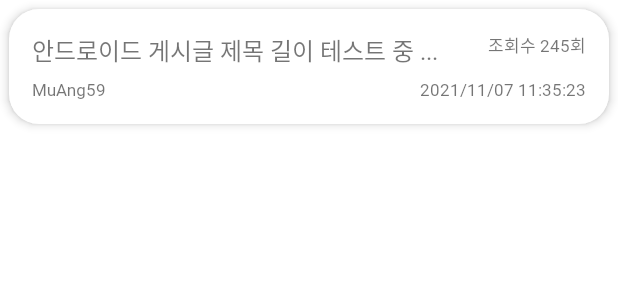
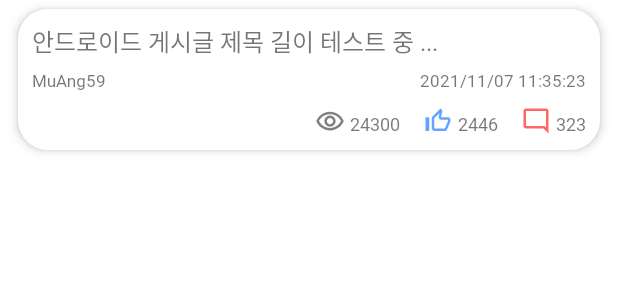
Before and after one commit to GuTaeHo/CovidSituation, an Android app: the layout item_board.xml on its own in the app's theme, with its tools: preview values and no code run, on a phone screen of 412 x 824 dp. Shown: the top 300 px of the screen. Run offline under Robolectric (Android 15) with nearby library versions, the phone set to English and light mode, and no system bars.

Commit message:
2021-11-11
게시판 조회수 표시 방식 변경

```diff
--- a/app/src/main/java/com/cosiguk/covidsituation/adapter/BoardListAdapter.java
+++ b/app/src/main/java/com/cosiguk/covidsituation/adapter/BoardListAdapter.java
@@ -40,7 +40,9 @@ public class BoardListAdapter extends BaseRecyclerViewAdapter<Board, BoardListAd
             holder.binding.tvTitle.setText(item.getTitle());
             holder.binding.tvDate.setText(item.getCreatedDate());
             holder.binding.tvNickname.setText(String.format("%s", item.getNickname()));
-            holder.binding.tvHit.setText(String.format("조회수 %s", item.getHit()));
+            holder.binding.tvHit.setText(String.format("%s", item.getHit()));
+            holder.binding.tvRecommendCount.setText(String.format("%s", item.getRecommend()));
+            holder.binding.tvCommentCount.setText(String.format("%s", item.getReviewCount()));
         }
     }
 
--- a/app/src/main/java/com/cosiguk/covidsituation/model/Board.java
+++ b/app/src/main/java/com/cosiguk/covidsituation/model/Board.java
@@ -23,6 +23,8 @@ public class Board {
     private int recommend;
     @SerializedName("deprecate")
     private int deprecate;
+    @SerializedName("review_count")
+    private int reviewCount;
 
     public String getTitle() {
         return title;
@@ -103,4 +105,12 @@ public class Board {
     public void setDeprecate(int deprecate) {
         this.deprecate = deprecate;
     }
+
+    public int getReviewCount() {
+        return reviewCount;
+    }
+
+    public void setReviewCount(int reviewCount) {
+        this.reviewCount = reviewCount;
+    }
 }
--- /dev/null
+++ b/app/src/main/res/drawable/ic_comment_24.xml
@@ -0,0 +1,5 @@
+<vector android:height="24dp" android:tint="@color/bad_strong"
+    android:viewportHeight="24" android:viewportWidth="24"
+    android:width="24dp" xmlns:android="http://schemas.android.com/apk/res/android">
+    <path android:fillColor="@android:color/white" android:pathData="M20,17.17L18.83,16H4V4h16v13.17zM20,2H4c-1.1,0 -2,0.9 -2,2v12c0,1.1 0.9,2 2,2h14l4,4V4c0,-1.1 -0.9,-2 -2,-2z"/>
+</vector>
--- /dev/null
+++ b/app/src/main/res/drawable/ic_eye_24.xml
@@ -0,0 +1,5 @@
+<vector android:height="24dp" android:tint="@color/black_light_50"
+    android:viewportHeight="24" android:viewportWidth="24"
+    android:width="24dp" xmlns:android="http://schemas.android.com/apk/res/android">
+    <path android:fillColor="@android:color/white" android:pathData="M12,6.5c3.79,0 7.17,2.13 8.82,5.5 -1.65,3.37 -5.02,5.5 -8.82,5.5S4.83,15.37 3.18,12C4.83,8.63 8.21,6.5 12,6.5m0,-2C7,4.5 2.73,7.61 1,12c1.73,4.39 6,7.5 11,7.5s9.27,-3.11 11,-7.5c-1.73,-4.39 -6,-7.5 -11,-7.5zM12,9.5c1.38,0 2.5,1.12 2.5,2.5s-1.12,2.5 -2.5,2.5 -2.5,-1.12 -2.5,-2.5 1.12,-2.5 2.5,-2.5m0,-2c-2.48,0 -4.5,2.02 -4.5,4.5s2.02,4.5 4.5,4.5 4.5,-2.02 4.5,-4.5 -2.02,-4.5 -4.5,-4.5z"/>
+</vector>
--- /dev/null
+++ b/app/src/main/res/drawable/ic_thumb_up_alt_24.xml
@@ -0,0 +1,5 @@
+<vector android:height="24dp" android:tint="@color/good_strong"
+    android:viewportHeight="24" android:viewportWidth="24"
+    android:width="24dp" xmlns:android="http://schemas.android.com/apk/res/android">
+    <path android:fillColor="@android:color/white" android:pathData="M13.11,5.72l-0.57,2.89c-0.12,0.59 0.04,1.2 0.42,1.66 0.38,0.46 0.94,0.73 1.54,0.73H20v1.08L17.43,18H9.34c-0.18,0 -0.34,-0.16 -0.34,-0.34V9.82l4.11,-4.1M14,2L7.59,8.41C7.21,8.79 7,9.3 7,9.83v7.83C7,18.95 8.05,20 9.34,20h8.1c0.71,0 1.36,-0.37 1.72,-0.97l2.67,-6.15c0.11,-0.25 0.17,-0.52 0.17,-0.8V11c0,-1.1 -0.9,-2 -2,-2h-5.5l0.92,-4.65c0.05,-0.22 0.02,-0.46 -0.08,-0.66 -0.23,-0.45 -0.52,-0.86 -0.88,-1.22L14,2zM4,9H2v11h2c0.55,0 1,-0.45 1,-1v-9c0,-0.55 -0.45,-1 -1,-1z"/>
+</vector>
--- a/app/src/main/res/layout/item_board.xml
+++ b/app/src/main/res/layout/item_board.xml
@@ -8,8 +8,11 @@
         android:layout_height="wrap_content"
         android:background="@drawable/view_round_table"
         android:elevation="4dp"
-        android:padding="12dp"
-        android:layout_margin="6dp">
+        android:padding="6dp"
+        android:layout_marginTop="6dp"
+        android:layout_marginBottom="6dp"
+        android:layout_marginStart="12dp"
+        android:layout_marginEnd="12dp">
         <TextView
             android:id="@+id/tv_title"
             android:layout_width="0dp"
@@ -20,7 +23,7 @@
             android:padding="3dp"
             android:gravity="start"
             android:fontFamily="@font/nanumsquare_round_bold"
-            app:layout_constraintEnd_toStartOf="@id/tv_hit"
+            app:layout_constraintEnd_toEndOf="parent"
             app:layout_constraintStart_toStartOf="parent"
             app:layout_constraintTop_toTopOf="parent"/>
         <TextView
@@ -33,16 +36,6 @@
             app:layout_constraintStart_toStartOf="parent"
             app:layout_constraintTop_toBottomOf="@id/tv_title" />
         <TextView
-            android:id="@+id/tv_hit"
-            android:layout_width="wrap_content"
-            android:layout_height="wrap_content"
-            android:layout_marginStart="12dp"
-            android:padding="3dp"
-            android:textSize="11sp"
-            tools:text="조회수 245회"
-            app:layout_constraintEnd_toEndOf="parent"
-            app:layout_constraintTop_toTopOf="parent" />
-        <TextView
             android:id="@+id/tv_date"
             android:layout_width="wrap_content"
             android:layout_height="wrap_content"
@@ -52,5 +45,58 @@
             app:layout_constraintTop_toBottomOf="@id/tv_title"
             app:layout_constraintEnd_toEndOf="parent"
             tools:text="2021/11/07 11:35:23" />
+        <LinearLayout
+            android:layout_width="wrap_content"
+            android:layout_height="wrap_content"
+            app:layout_constraintTop_toBottomOf="@id/tv_date"
+            app:layout_constraintEnd_toEndOf="parent"
+            android:layout_marginTop="6dp"
+            android:orientation="horizontal">
+            <ImageView
+                android:id="@+id/iv_hit"
+                android:layout_width="20dp"
+                android:layout_height="20dp"
+                android:padding="3dp"
+                android:background="@drawable/ic_eye_24" />
+            <TextView
+                android:id="@+id/tv_hit"
+                android:layout_width="wrap_content"
+                android:layout_height="wrap_content"
+                android:padding="3dp"
+                android:textSize="12sp"
+                tools:text="24300"
+                android:layout_marginEnd="12dp"
+                app:layout_constraintEnd_toEndOf="parent"
+                app:layout_constraintTop_toTopOf="parent" />
+            <ImageView
+                android:id="@+id/iv_recommend"
+                android:layout_width="20dp"
+                android:layout_height="20dp"
+                android:padding="3dp"
+                android:background="@drawable/ic_thumb_up_alt_24" />
+            <TextView
+                android:id="@+id/tv_recommend_count"
+                android:layout_width="wrap_content"
+                android:layout_height="wrap_content"
+                android:fontFamily="@font/nanumsquare_round_regular"
+                android:padding="3dp"
+                android:textSize="12sp"
+                android:layout_marginEnd="12dp"
+                tools:text="2446" />
+            <ImageView
+                android:id="@+id/iv_comment"
+                android:layout_width="20dp"
+                android:layout_height="20dp"
+                android:padding="3dp"
+                android:background="@drawable/ic_comment_24"/>
+            <TextView
+                android:id="@+id/tv_comment_count"
+                android:layout_width="wrap_content"
+                android:layout_height="wrap_content"
+                android:fontFamily="@font/nanumsquare_round_regular"
+                android:padding="3dp"
+                android:textSize="12sp"
+                tools:text="323" />
+        </LinearLayout>
     </androidx.constraintlayout.widget.ConstraintLayout>
 </layout>
```
